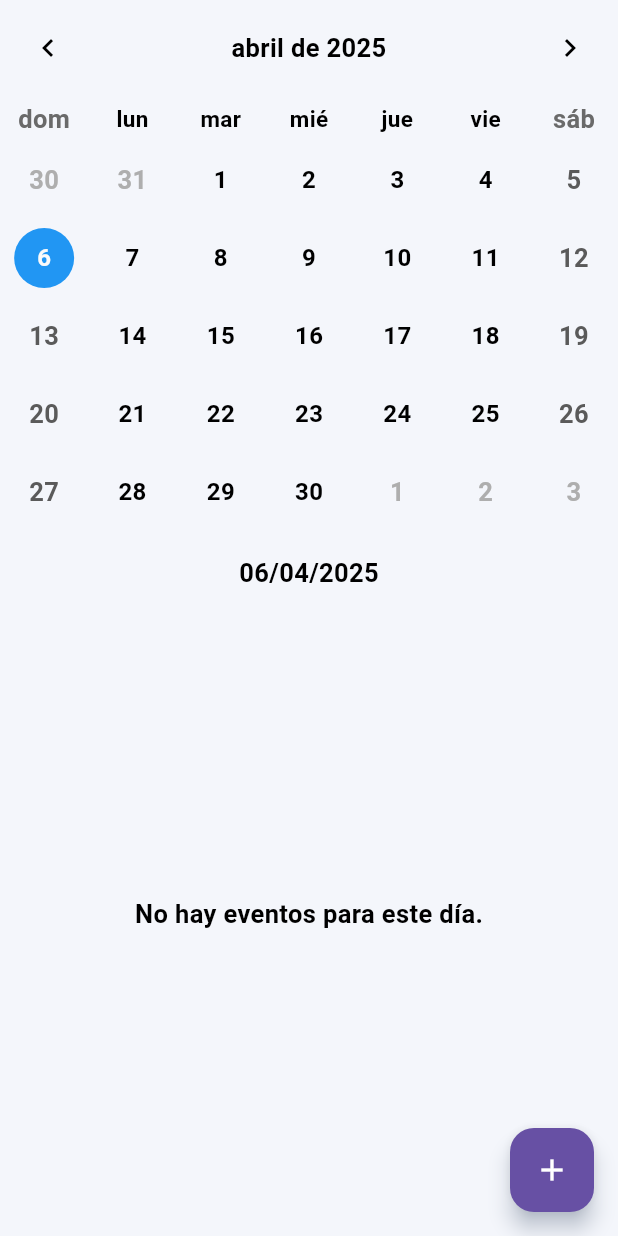
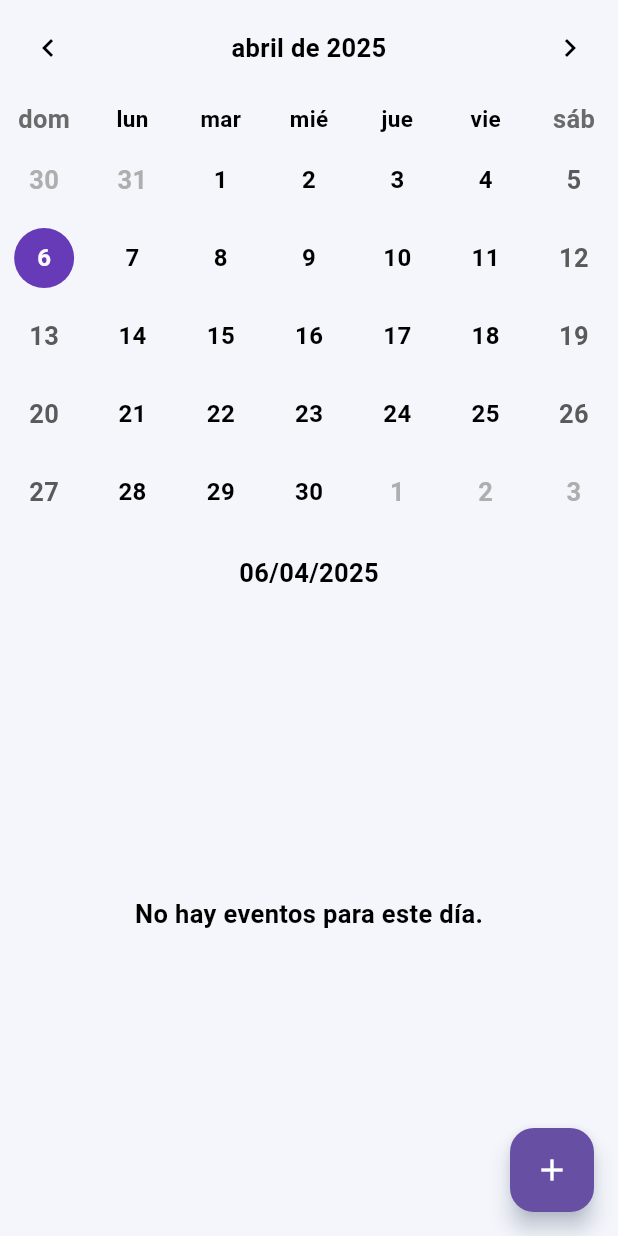
Before and after one commit to srYisu/agenda_escolar, a Flutter app: the Pantallacalendario screen opened directly, on a phone screen of 412 x 824 dp. Run offline on Flutter 3.47's test engine with Material 3 defaults, Android fonts, the phone set to English and light mode, and no system bars; drawn by our look-alikes of table_calendar; our stand-ins replace flutter_colorpicker, hive, hive_flutter; missing offline and left inert: dart:ffi; accounts and stored records are empty.

Commit message:
a shingar a su madre, ya quedo todo alv

```diff
--- a/lib/src/botonAgregarEventro.dart
+++ b/lib/src/botonAgregarEventro.dart
@@ -113,9 +113,7 @@ class BotonAgregarEvento extends StatelessWidget {
   lastDate: DateTime(2100),
   builder: (context, child) {
     return Theme(
-      data: Theme.of(context).copyWith(
-        dialogBackgroundColor: Theme.of(context).scaffoldBackgroundColor, // Fondo general
-      ),
+      data: Theme.of(context).copyWith(datePickerTheme: Theme.of(context).datePickerTheme),
       child: child!,
     );
   },
--- a/lib/src/colores.dart
+++ b/lib/src/colores.dart
@@ -34,6 +34,32 @@ class AppColors {
           dialTextColor: Colors.black, //color de los numeros del reloj
     ),
 
+    datePickerTheme: DatePickerThemeData(
+      backgroundColor: const Color(0xFFF4F6FB),
+      headerBackgroundColor: const Color.fromARGB(255, 195, 180, 235),
+      headerForegroundColor: Colors.black,
+      dayForegroundColor: MaterialStateProperty.resolveWith<Color>(
+        (Set<MaterialState> states) {
+          if (states.contains(MaterialState.selected)) {
+            return Colors.white; // Texto del día seleccionado
+          }
+          return Colors.black; // Texto de otros días
+        },
+      ),
+      dayBackgroundColor: MaterialStateProperty.resolveWith<Color>(
+        (Set<MaterialState> states) {
+          if (states.contains(MaterialState.selected)) {
+            return const Color.fromARGB(255, 162, 137, 230); // Fondo del día seleccionado
+          }
+          return Colors.white; // Fondo de otros días
+        },
+      ),
+      todayForegroundColor: const MaterialStatePropertyAll(Colors.white),
+      todayBackgroundColor: const MaterialStatePropertyAll(Color.fromARGB(255, 162, 137, 230)),
+      yearForegroundColor: const MaterialStatePropertyAll(Colors.black),
+      yearBackgroundColor: const MaterialStatePropertyAll(Colors.white),
+    ),
+
     iconTheme: const IconThemeData(color: Colors.black),
     primaryIconTheme: const IconThemeData(color: Colors.black)
   );
@@ -66,6 +92,57 @@ class AppColors {
         dayPeriodTextColor: Colors.white, //color de la pendejea de amPM
     ),
 
+datePickerTheme: DatePickerThemeData(
+  backgroundColor: const Color(0xFF121212), // Fondo del diálogo
+  headerBackgroundColor: const Color.fromARGB(255, 173, 151, 233), // Cabecera púrpura
+  headerForegroundColor: Colors.white, // Texto del mes/año
+
+  /// 💬 Texto principal de la cabecera (ej: "sab, 5 abr")
+  headerHeadlineStyle: const TextStyle(
+    color: Colors.white,
+    fontSize: 22,
+    fontWeight: FontWeight.bold,
+  ),
+
+  /// 💬 Texto auxiliar de la cabecera (opcional)
+  headerHelpStyle: const TextStyle(
+    color: Colors.white70,
+    fontSize: 14,
+  ),
+
+  /// 🔢 Texto de los días (L, M, M, J, V, S, D)
+  weekdayStyle: const TextStyle(
+    color: Colors.white,
+  ),
+
+  /// 🗓 Texto de cada día numérico
+  dayForegroundColor: MaterialStateProperty.resolveWith<Color>(
+    (Set<MaterialState> states) {
+      if (states.contains(MaterialState.selected)) {
+        return Colors.black; // Texto del día seleccionado
+      }
+      return Colors.white; // Texto de otros días
+    },
+  ),
+
+  /// 🎨 Fondo de los días
+  dayBackgroundColor: MaterialStateProperty.resolveWith<Color>(
+    (Set<MaterialState> states) {
+      if (states.contains(MaterialState.selected)) {
+        return const Color.fromARGB(255, 195, 182, 233); // Día seleccionado
+      }
+      return const Color(0xFF2A2A2A); // Fondo normal
+    },
+  ),
+
+  /// 📅 Hoy
+  todayForegroundColor: const MaterialStatePropertyAll(Colors.black),
+  todayBackgroundColor: const MaterialStatePropertyAll(Color.fromARGB(255, 195, 182, 233)),
+
+  /// 📆 Selector de año
+  yearForegroundColor: const MaterialStatePropertyAll(Colors.white),
+  yearBackgroundColor: const MaterialStatePropertyAll(Color(0xFF2A2A2A)),
+),
     canvasColor: Colors.deepPurpleAccent,
     bottomNavigationBarTheme: const BottomNavigationBarThemeData(
       backgroundColor: Color(0xFF121212),
--- a/pubspec.yaml
+++ b/pubspec.yaml
@@ -12,8 +12,10 @@ dependencies:
   table_calendar: ^3.0.8
   hive: ^2.2.3
   hive_flutter: ^1.1.0
-  intl: ^0.20.2
+  intl: 0.19.0
   flutter_colorpicker: ^1.0.3
+  flutter_localizations:
+    sdk: flutter
 
 dev_dependencies:
   flutter_test:
```
Also changed, not shown: lib/main.dart (+14 -0 lines), lib/screen/movil/pantallaCalendario.dart (+19 -11 lines), lib/src/containerHorario.dart (+19 -3 lines), pubspec.lock.
